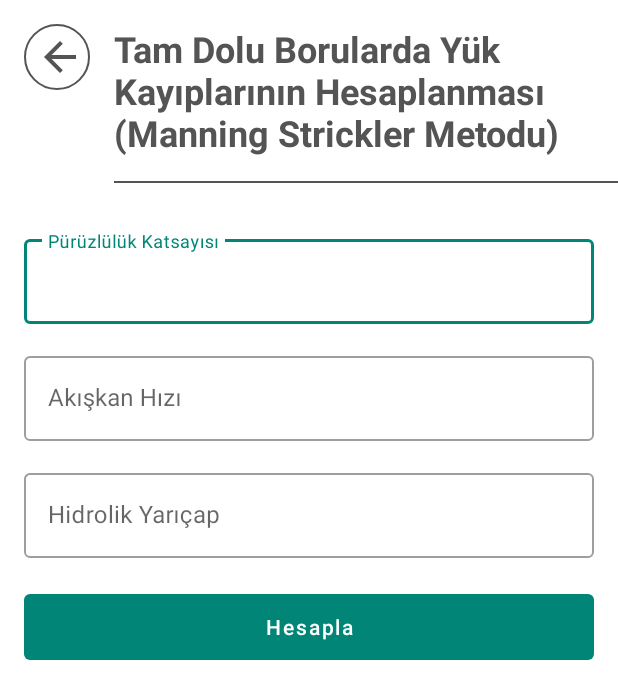
After one commit to nuriefeoglu/MbuProject, an Android app: the ManningStricklerMethodFullActivity screen opened directly, with no data from a screen before it, on a phone screen of 412 x 824 dp. The commit adds this screen. Shown: the top 699 px of the screen. Run offline under Robolectric (Android 15) with nearby library versions, the phone set to English and light mode, and no system bars; our stand-ins replace ButterKnife.

Commit message:
add ManningStricklerMethodFullActivity

```diff
--- a/app/src/main/AndroidManifest.xml
+++ b/app/src/main/AndroidManifest.xml
@@ -11,7 +11,8 @@
         android:supportsRtl="true"
         android:theme="@style/AppTheme"
         tools:ignore="AllowBackup,GoogleAppIndexingWarning">
-        <activity android:name=".darcyweisbachmethodfullstack.DarcyWeisbachMethodFullStackActivity"></activity>
+        <activity android:name=".manningstricklermethodfull.ManningStricklerMethodFullActivity"></activity>
+        <activity android:name=".darcyweisbachmethodfullstack.DarcyWeisbachMethodFullStackActivity" />
         <activity android:name=".darcyweisbachmethod.DarcyWeisbachMethodActivity" />
         <activity android:name=".suddencontraction.SuddenContractionActivity" />
         <activity android:name=".calculateexpandingconic.CalculateExpandingConicActivity" />
--- a/app/src/main/java/com/nuriefeoglu/mbuproject/home/MainActivity.java
+++ b/app/src/main/java/com/nuriefeoglu/mbuproject/home/MainActivity.java
@@ -13,6 +13,7 @@ import com.nuriefeoglu.mbuproject.circularroutescalculateofchargeloadsoft.Circul
 import com.nuriefeoglu.mbuproject.circularroutescalculateofloadloseshard.CircularRoutesCalculateOfLoadLosesHardActivity;
 import com.nuriefeoglu.mbuproject.darcyweisbachmethod.DarcyWeisbachMethodActivity;
 import com.nuriefeoglu.mbuproject.darcyweisbachmethodfullstack.DarcyWeisbachMethodFullStackActivity;
+import com.nuriefeoglu.mbuproject.manningstricklermethodfull.ManningStricklerMethodFullActivity;
 import com.nuriefeoglu.mbuproject.suddencontraction.SuddenContractionActivity;
 import com.nuriefeoglu.mbuproject.turbulancecurrent.TurbulanceCurrentActivitiy;
 
@@ -54,6 +55,8 @@ public class MainActivity extends BaseActivity implements MainActivityPresenter.
     MaterialButton btnDarcyWeisbachMethod;
     @BindView(R.id.btnDarcyWeisbachMethodFullStack)
     MaterialButton btnDarcyWeisbachMethodFullStack;
+    @BindView(R.id.btnManningStricklerMethodFull)
+    MaterialButton btnManningStricklerMethodFull;
 
     private MainActivityPresenter presenter;
 
@@ -86,6 +89,8 @@ public class MainActivity extends BaseActivity implements MainActivityPresenter.
 
         btnDarcyWeisbachMethodFullStack.setOnClickListener(v -> presenter.navigate(DarcyWeisbachMethodFullStackActivity.class));
 
+        btnManningStricklerMethodFull.setOnClickListener(v -> presenter.navigate(ManningStricklerMethodFullActivity.class));
+
     }
 
     @Override
--- /dev/null
+++ b/app/src/main/java/com/nuriefeoglu/mbuproject/manningstricklermethodfull/ManningStricklerMethodFullActivity.java
@@ -0,0 +1,70 @@
+package com.nuriefeoglu.mbuproject.manningstricklermethodfull;
+
+import butterknife.BindView;
+
+import android.widget.TextView;
+
+import com.google.android.material.button.MaterialButton;
+import com.google.android.material.textfield.TextInputEditText;
+import com.nuriefeoglu.mbuproject.R;
+import com.nuriefeoglu.mbuproject.base.BaseActivity;
+
+public class ManningStricklerMethodFullActivity extends BaseActivity implements ManningStricklerMethodFullPresenter.IView {
+
+    @BindView(R.id.edt_puruzluluk_katsayisi)
+    TextInputEditText edtPuruzlulukKatsayisi;
+    @BindView(R.id.edt_akiskan_hizi)
+    TextInputEditText edtAkiskanHizi;
+    @BindView(R.id.edt_hidrolilk_yaricap)
+    TextInputEditText edtHidrolikYaricap;
+
+    @BindView(R.id.btn_hesapla)
+    MaterialButton btnHesapla;
+    @BindView(R.id.txt_sonuc)
+    TextView txtSonuc;
+
+    private ManningStricklerMethodFullPresenter presenter;
+
+    @Override
+    protected void viewDidLoad() {
+
+        presenter = new ManningStricklerMethodFullPresenter(this);
+        btnHesapla.setOnClickListener(v -> {
+            //noinspection ConstantConditions
+            presenter.validate(edtPuruzlulukKatsayisi.getText().toString(),
+                    edtAkiskanHizi.getText().toString(),
+                    edtHidrolikYaricap.getText().toString());
+        });
+
+    }
+
+    @Override
+    protected int layoutRes() {
+        return R.layout.activity_manning_strickler_method_full;
+    }
+
+    @Override
+    public String setHeaderText() {
+        return getStringResource(R.string.manning_strickler_method_full);
+    }
+
+    @Override
+    public void setError() {
+        showToast(getStringResource(R.string.empty_field));
+    }
+
+    @Override
+    public void setResult(String result) {
+        txtSonuc.setText(String.format("Sonuç : %s",result));
+    }
+
+    @Override
+    public void setButtonEnabled() {
+        btnHesapla.setEnabled(true);
+    }
+
+    @Override
+    public void setButtonDisabled() {
+        btnHesapla.setEnabled(false);
+    }
+}
--- /dev/null
+++ b/app/src/main/java/com/nuriefeoglu/mbuproject/manningstricklermethodfull/ManningStricklerMethodFullPresenter.java
@@ -0,0 +1,55 @@
+package com.nuriefeoglu.mbuproject.manningstricklermethodfull;
+
+import com.nuriefeoglu.mbuproject.Formulas;
+
+import java.util.ArrayList;
+import java.util.List;
+
+public class ManningStricklerMethodFullPresenter {
+
+    private IView view;
+    private List<Double> pipesArr = new ArrayList<>();
+
+    ManningStricklerMethodFullPresenter(IView view){
+        this.view = view;
+    }
+
+    private void calculate(){
+
+        try {
+            Double result = Formulas.darcyWeisbachMethod(pipesArr.get(0),pipesArr.get(1),pipesArr.get(2));
+            view.setResult(result.toString());
+            view.setButtonEnabled();
+        } catch (ArrayIndexOutOfBoundsException e){
+            e.printStackTrace();
+        }
+
+    }
+
+    void validate(String... pipes){
+        pipesArr.clear();
+        view.setButtonDisabled();
+        for (String pipe : pipes){
+            if (pipe.isEmpty() || pipe.matches("")){
+                view.setError();
+                pipesArr.clear();
+                view.setButtonEnabled();
+                return;
+            } else {
+                pipesArr.add(Double.parseDouble(pipe));
+            }
+        }
+        calculate();
+    }
+
+
+    interface IView {
+        void setError();
+
+        void setResult(String result);
+
+        void setButtonEnabled();
+
+        void setButtonDisabled();
+    }
+}
--- /dev/null
+++ b/app/src/main/res/layout/activity_manning_strickler_method_full.xml
@@ -0,0 +1,114 @@
+<?xml version="1.0" encoding="utf-8"?>
+<ScrollView xmlns:android="http://schemas.android.com/apk/res/android"
+    xmlns:app="http://schemas.android.com/apk/res-auto"
+    xmlns:tools="http://schemas.android.com/tools"
+    android:layout_width="match_parent"
+    android:layout_height="match_parent"
+    tools:context=".manningstricklermethodfull.ManningStricklerMethodFullActivity">
+
+    <LinearLayout
+        android:layout_width="match_parent"
+        android:layout_height="wrap_content"
+        android:orientation="vertical">
+
+        <include
+            android:id="@+id/incHeader"
+            layout="@layout/header"/>
+
+        <LinearLayout
+            android:layout_width="match_parent"
+            android:layout_height="wrap_content"
+            android:orientation="vertical"
+            android:layout_marginStart="16dp"
+            android:layout_marginEnd="16dp"
+            android:layout_marginTop="16dp">
+
+            <com.google.android.material.textfield.TextInputLayout
+                style="@style/Widget.MaterialComponents.TextInputLayout.OutlinedBox"
+                android:layout_width="match_parent"
+                android:layout_height="wrap_content"
+                android:hint="@string/puruzluluk_katsayisi"
+                >
+
+                <com.google.android.material.textfield.TextInputEditText
+                    android:layout_width="match_parent"
+                    android:layout_height="wrap_content"
+                    android:maxLines="1"
+                    android:inputType="number|numberDecimal"
+                    android:id="@+id/edt_puruzluluk_katsayisi"
+
+
+                    />
+
+            </com.google.android.material.textfield.TextInputLayout>
+
+            <com.google.android.material.textfield.TextInputLayout
+                style="@style/Widget.MaterialComponents.TextInputLayout.OutlinedBox"
+                android:layout_width="match_parent"
+                android:layout_height="wrap_content"
+                android:layout_marginTop="@dimen/input_margin_top"
+                android:hint="@string/akiskan_hizi_input"
+                >
+
+                <com.google.android.material.textfield.TextInputEditText
+                    android:layout_width="match_parent"
+                    android:layout_height="wrap_content"
+                    android:maxLines="1"
+                    android:inputType="number|numberDecimal"
+                    android:id="@id/edt_akiskan_hizi"
+
+
+                    />
+
+            </com.google.android.material.textfield.TextInputLayout>
+
+            <com.google.android.material.textfield.TextInputLayout
+                style="@style/Widget.MaterialComponents.TextInputLayout.OutlinedBox"
+                android:layout_width="match_parent"
+                android:layout_height="wrap_content"
+                android:layout_marginTop="@dimen/input_margin_top"
+                android:hint="@string/hidrolik_yaricap"
+                >
+
+                <com.google.android.material.textfield.TextInputEditText
+                    android:layout_width="match_parent"
+                    android:layout_height="wrap_content"
+                    android:maxLines="1"
+                    android:inputType="number|numberDecimal"
+                    android:id="@+id/edt_hidrolilk_yaricap"
+
+
+                    />
+
+            </com.google.android.material.textfield.TextInputLayout>
+
+            <com.google.android.material.button.MaterialButton
+                android:layout_width="match_parent"
+                android:layout_height="44dp"
+                android:insetTop="0dp"
+                android:insetLeft="0dp"
+                android:insetRight="0dp"
+                android:insetBottom="0dp"
+                android:layout_marginTop="@dimen/button_margin_top"
+                android:textAllCaps="false"
+                android:text="@string/calculate"
+                android:id="@+id/btn_hesapla"
+                android:stateListAnimator="@null"
+                />
+
+            <TextView
+                android:layout_width="match_parent"
+                android:layout_height="match_parent"
+                android:textSize="24sp"
+                android:textColor="#323232"
+                android:layout_gravity="center"
+                android:gravity="center"
+                android:textStyle="bold"
+                android:id="@+id/txt_sonuc"
+                />
+
+        </LinearLayout>
+
+    </LinearLayout>
+
+</ScrollView>
--- a/app/src/main/res/values/strings.xml
+++ b/app/src/main/res/values/strings.xml
@@ -35,4 +35,6 @@
     <string name="darcy_weisbach_method_full_stack">Tam Dolu Borularda Yük Kayıplarının Hesaplanması (Darcy Weisbach Metodu)</string>
     <string name="puruzluluk_katsayisi">Pürüzlülük Katsayısı</string>
     <string name="hidrolik_yaricap">Hidrolik Yarıçap</string>
+    <string name="ortalama_akiskan_hizi">Ortalama Akışkan Hızı</string>
+    <string name="manning_strickler_method_full">Tam Dolu Borularda Yük Kayıplarının Hesaplanması (Manning Strickler Metodu)</string>
 </resources>
```
Also changed, not shown: app/src/main/res/layout/activity_main.xml (+14 -1 lines).
